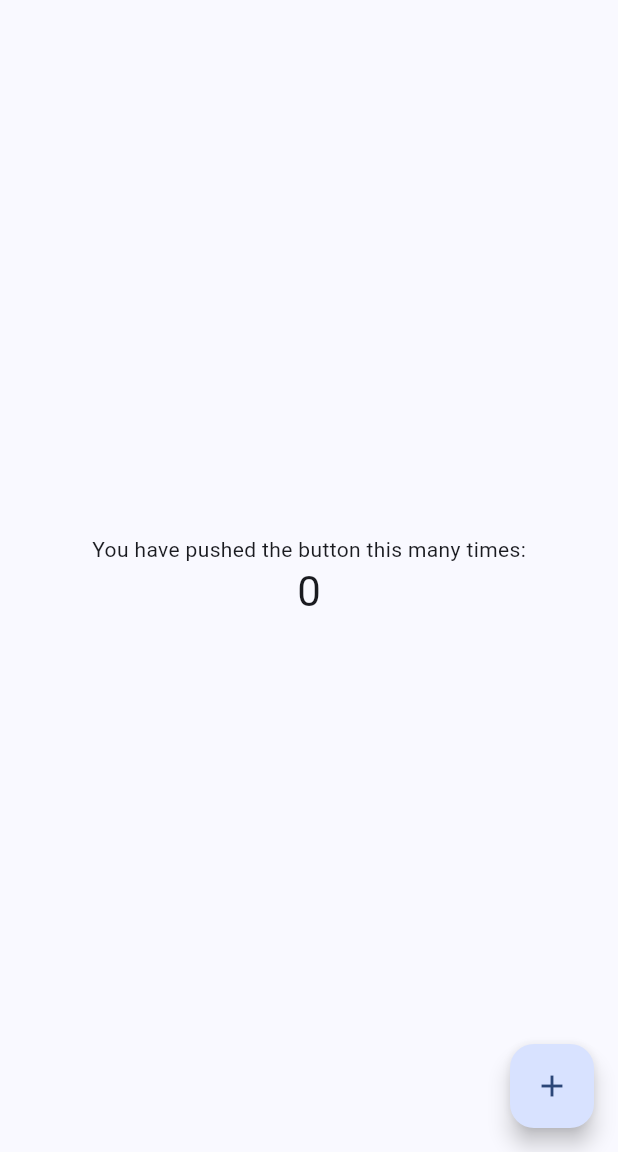
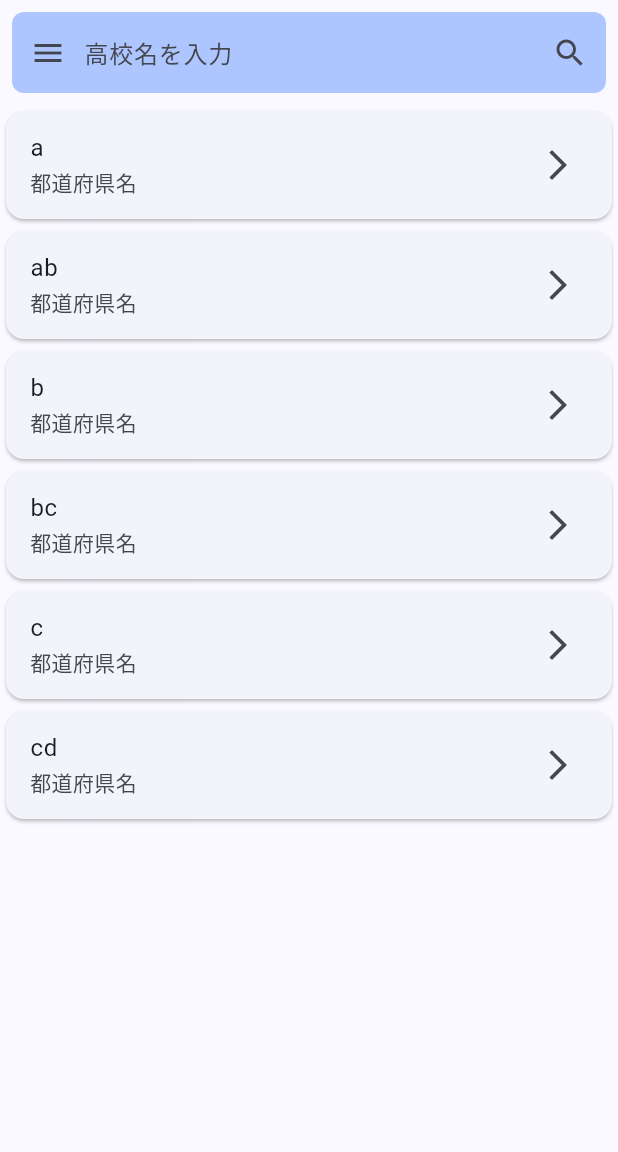
Before and after one commit to aurora1530/schoolApplicationHelper, a Flutter app: the screen it shows after launch, on a phone screen of 412 x 824 dp, the part 84-1236 px from its top. Run offline on Flutter 3.47's test engine with Material 3 defaults, Android fonts, the light colour scheme and no system bars.

Commit message:
feat: 検索画面のサンプルを作成

```diff
--- a/frontend/lib/main.dart
+++ b/frontend/lib/main.dart
@@ -1,5 +1,6 @@
 import 'package:flutter/material.dart';
 import 'package:school_application_helper/widgets/main_header.dart';
+import 'package:school_application_helper/widgets/search/search_result.dart';
 
 void main() {
   runApp(const MyApp());
@@ -32,37 +33,11 @@ class SchoolApplicationHelper extends StatefulWidget {
 }
 
 class _SchoolApplicationHelperState extends State<SchoolApplicationHelper> {
-  int _counter = 0;
-
-  void _incrementCounter() {
-    setState(() {
-      _counter++;
-    });
-  }
-
   @override
   Widget build(BuildContext context) {
     return Scaffold(
       appBar: MainHeader(widget: widget),
-      body: Center(
-        child: Column(
-          mainAxisAlignment: MainAxisAlignment.center,
-          children: <Widget>[
-            const Text(
-              'You have pushed the button this many times:',
-            ),
-            Text(
-              '$_counter',
-              style: Theme.of(context).textTheme.headlineMedium,
-            ),
-          ],
-        ),
-      ),
-      floatingActionButton: FloatingActionButton(
-        onPressed: _incrementCounter,
-        tooltip: 'Increment',
-        child: const Icon(Icons.add),
-      ),
+      body: SearchResult(),
     );
   }
 }
--- /dev/null
+++ b/frontend/lib/widgets/search/search_result.dart
@@ -0,0 +1,70 @@
+import 'package:flutter/material.dart';
+
+class SearchResult extends StatefulWidget {
+  @override
+  _SearchResultState createState() => _SearchResultState();
+}
+
+class _SearchResultState extends State<SearchResult> {
+  String _searchText = '';
+  final List<String> _schools = ['a', 'ab', 'b', 'bc', 'c', 'cd'];
+  final TextEditingController _searchController = TextEditingController();
+
+  @override
+  Widget build(BuildContext context) {
+    List<String> _filteredSchools =
+        _schools.where((school) => school.startsWith(_searchText)).toList();
+
+    return Center(
+      child: Column(
+        mainAxisAlignment: MainAxisAlignment.start,
+        children: <Widget>[
+          Padding(
+            padding: const EdgeInsets.all(8.0),
+            child: Container(
+              decoration: BoxDecoration(
+                color: Theme.of(context).colorScheme.inversePrimary,
+                borderRadius: BorderRadius.circular(8),
+              ),
+              child: Row(
+                children: [
+                  IconButton(onPressed: () => {}, icon: const Icon(Icons.menu)),
+                  Expanded(
+                      child: TextField(
+                    controller: _searchController,
+                    decoration: const InputDecoration(
+                        hintText: '高校名を入力',
+                        border: InputBorder.none,
+                        contentPadding: EdgeInsets.symmetric(vertical: 15.0)),
+                  )),
+                  IconButton(
+                    icon: const Icon(Icons.search),
+                    onPressed: () {
+                      setState(() {
+                        _searchText = _searchController.text;
+                      });
+                    },
+                  ),
+                ],
+              ),
+            ),
+          ),
+          Expanded(
+            child: ListView.builder(
+              itemCount: _filteredSchools.length,
+              itemBuilder: (context, index) {
+                return Card(
+                  child: ListTile(
+                    title: Text(_filteredSchools[index]),
+                    subtitle: Text('都道府県名'),
+                    trailing: const Icon(Icons.arrow_forward_ios),
+                  ),
+                );
+              },
+            ),
+          ),
+        ],
+      ),
+    );
+  }
+}
```
